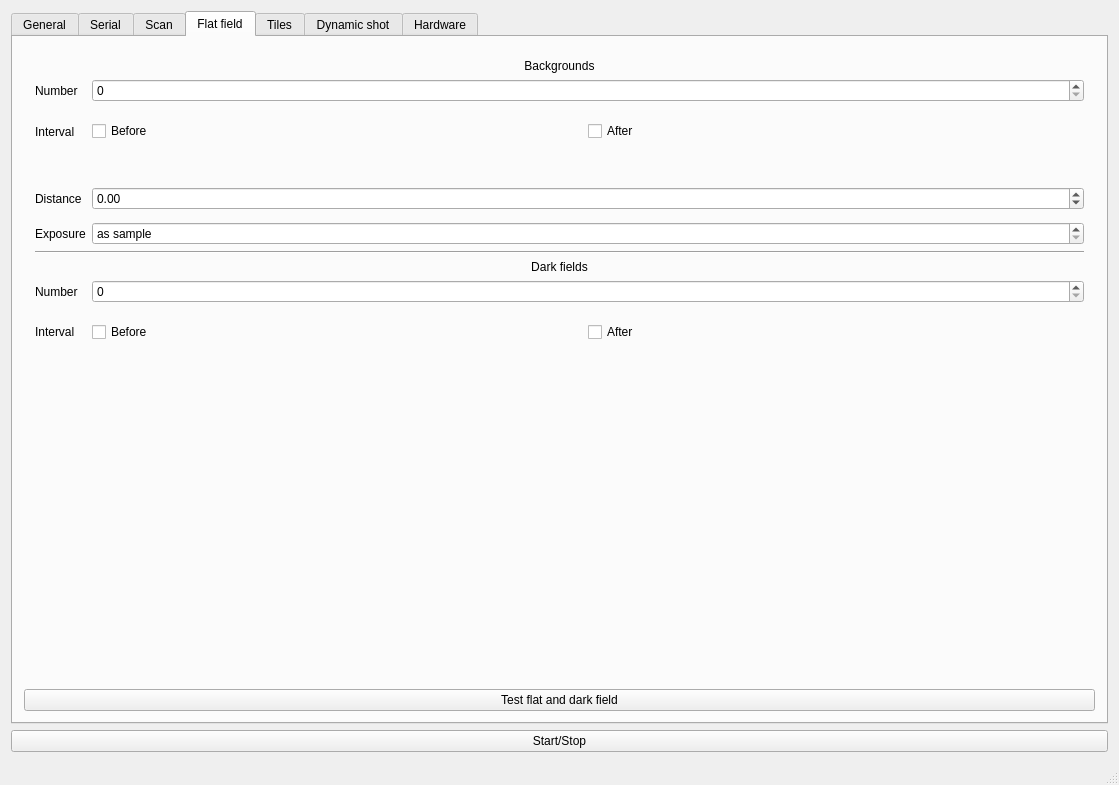
Before: the Qt Designer form ctgui_mainwindow.ui in AustralianSynchrotron/ctgui, drawn with Qt 5.
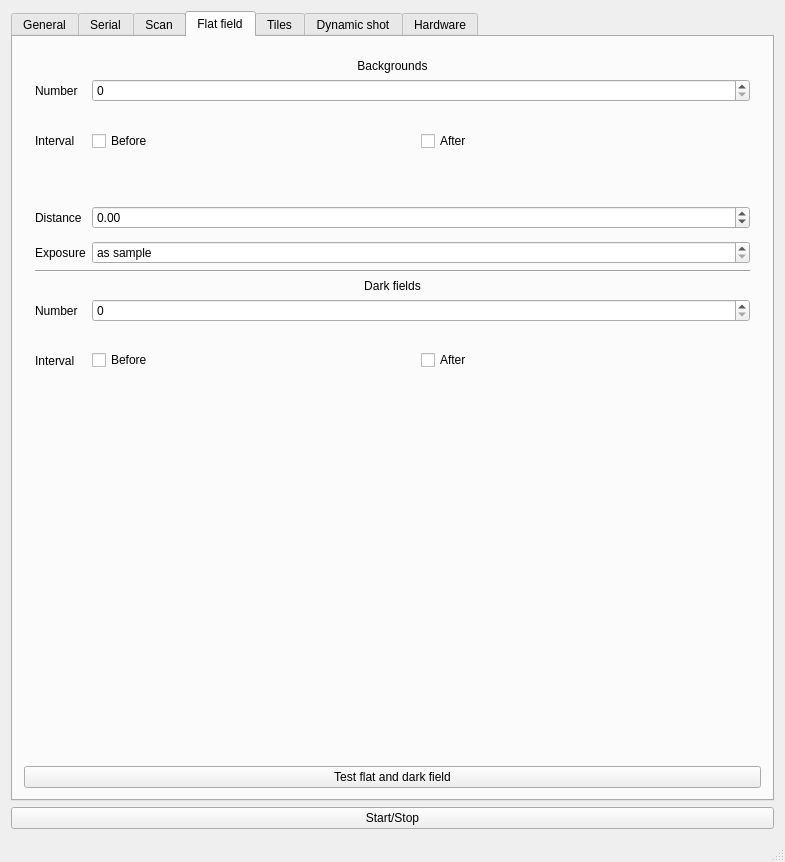
After: the same form once the commit is applied. Icons and pictures are not drawn. Custom widgets are drawn as their Qt base class.

```diff
--- a/ctgui_mainwindow.ui
+++ b/ctgui_mainwindow.ui
@@ -5,14 +5,6 @@
   <property name="enabled">
    <bool>true</bool>
   </property>
-  <property name="geometry">
-   <rect>
-    <x>0</x>
-    <y>0</y>
-    <width>1119</width>
-    <height>785</height>
-   </rect>
-  </property>
   <property name="windowTitle">
    <string>CTgui</string>
   </property>
@@ -1174,6 +1166,9 @@
              <property name="toolTip">
               <string>&lt;html&gt;&lt;head/&gt;&lt;body&gt;&lt;p&gt;&lt;span style=&quot; font-weight:600; font-style:italic;&quot;&gt;TotalDFs&lt;/span&gt;&lt;/p&gt;&lt;/body&gt;&lt;/html&gt;</string>
              </property>
+             <property name="maximum">
+              <number>999999</number>
+             </property>
             </widget>
            </item>
            <item row="3" column="0">
```
Left out of the diff: 305 changed lines with no effect on the pictures.
